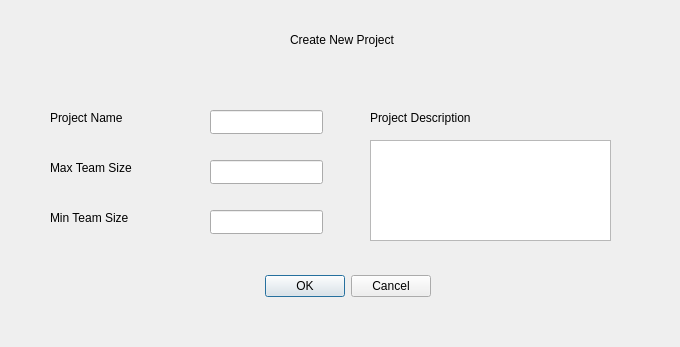
Qt form createprojectview.ui (abhinavthukral28/stuPID) before a commit.
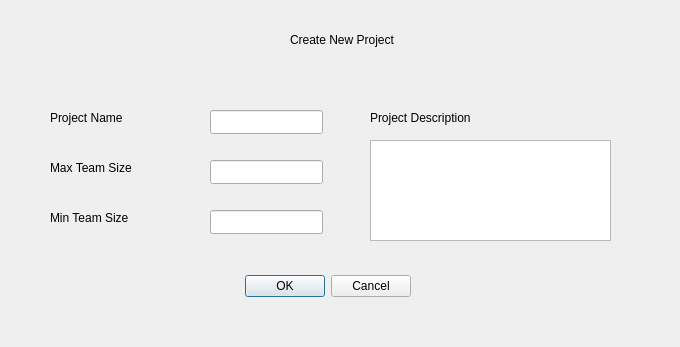
The same form after that commit.

```diff
--- a/createprojectview.ui
+++ b/createprojectview.ui
@@ -16,7 +16,7 @@
   <widget class="QDialogButtonBox" name="buttonBox">
    <property name="geometry">
     <rect>
-     <x>90</x>
+     <x>70</x>
      <y>270</y>
      <width>341</width>
      <height>32</height>
```
